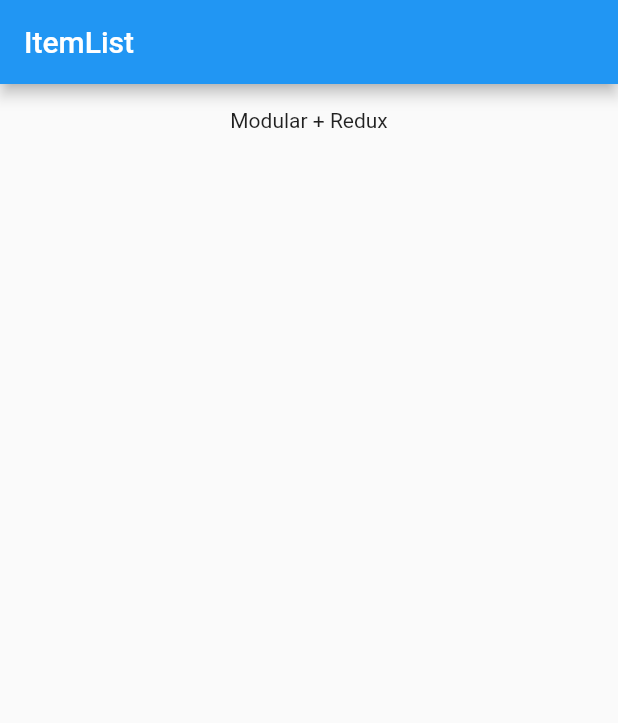
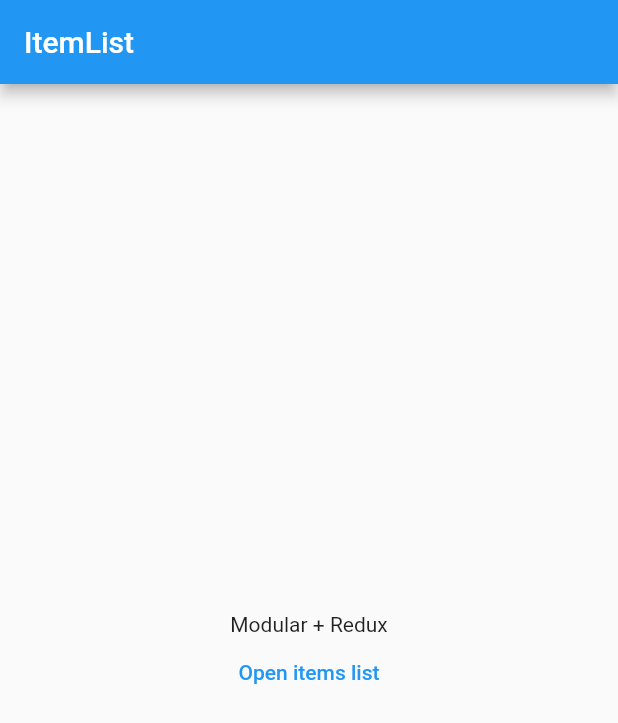
Before and after one commit to ihr1337/json_editor_example, a Flutter app: the screen it shows after launch, on a phone screen of 412 x 824 dp. Shown: the top 723 px of the screen. Run offline on Flutter 3.47's test engine with Material 2 defaults, Android fonts, the phone set to English and light mode, and no system bars; our stand-ins replace flutter_modular, flutter_redux, redux.

Commit message:
items_list.dart added. some refactoring.

```diff
--- a/lib/main.dart
+++ b/lib/main.dart
@@ -1,16 +1,28 @@
 import 'package:flutter/material.dart';
+import 'package:flutter_modular/flutter_modular.dart';
 import 'package:flutter_redux/flutter_redux.dart';
+import 'package:json_editor_example/pages/main_page.dart';
 import 'package:redux/redux.dart';
 
-import 'pages/main_page.dart';
-
+import 'pages/items_list.dart';
 import 'redux/app_state.dart';
 import 'redux/reducers.dart';
 
 void main() {
   Store<AppState> store = Store(reducer, initialState: AppState());
 
-  runApp(MyApp(store: store));
+  runApp(ModularApp(module: HomeModule(), child: MyApp(store: store)));
+}
+
+class HomeModule extends Module {
+  @override
+  List<Bind> get binds => [];
+
+  @override
+  List<ModularRoute> get routes => [
+        ChildRoute('/', child: (context, args) => const MainPage()),
+        ChildRoute('/items', child: (context, args) => const ItemsList()),
+      ];
 }
 
 class MyApp extends StatelessWidget {
@@ -22,8 +34,9 @@ class MyApp extends StatelessWidget {
   Widget build(BuildContext context) {
     return StoreProvider(
         store: store,
-        child: MaterialApp(
-          home: HomeModule(),
+        child: MaterialApp.router(
+          routeInformationParser: Modular.routeInformationParser,
+          routerDelegate: Modular.routerDelegate,
         ));
   }
 }
--- a/lib/pages/main_page.dart
+++ b/lib/pages/main_page.dart
@@ -1,18 +1,5 @@
 import 'package:flutter/material.dart';
 import 'package:flutter_modular/flutter_modular.dart';
-
-class HomeModule extends WidgetModule {
-  HomeModule({super.key});
-
-  @override
-  List<Bind> get binds => [];
-
-  @override
-  Widget get view => const MainPage();
-
-  List<ModularRoute> get routes =>
-      [ChildRoute('/', child: (_, __) => const MainPage())];
-}
 
 class MainPage extends StatefulWidget {
   const MainPage({super.key});
@@ -25,14 +12,30 @@ class MainPageState extends State<MainPage> {
   @override
   Widget build(BuildContext context) {
     return Scaffold(
-      appBar: AppBar(title: const Text("ItemList"), actions: const []),
-      body: SingleChildScrollView(
-          child: Center(
-              child: SafeArea(
-                  child: Padding(
-        padding: const EdgeInsets.all(16.0),
-        child: Column(children: const [Text('Modular + Redux')]),
-      )))),
-    );
+        appBar: AppBar(
+          title: const Text("ItemList"),
+        ),
+        body: CustomScrollView(
+          scrollDirection: Axis.vertical,
+          slivers: [
+            SliverFillRemaining(
+              hasScrollBody: false,
+              child: Center(
+                  child: SafeArea(
+                      child: Padding(
+                padding: const EdgeInsets.all(16.0),
+                child: Column(
+                  mainAxisAlignment: MainAxisAlignment.center,
+                  children: [
+                    const Text('Modular + Redux'),
+                    TextButton(
+                        onPressed: () => Modular.to.pushNamed('/items'),
+                        child: const Text('Open items list'))
+                  ],
+                ),
+              ))),
+            )
+          ],
+        ));
   }
 }
```
Also changed, not shown: lib/pages/items_list.dart (added, +32 -0 lines).
